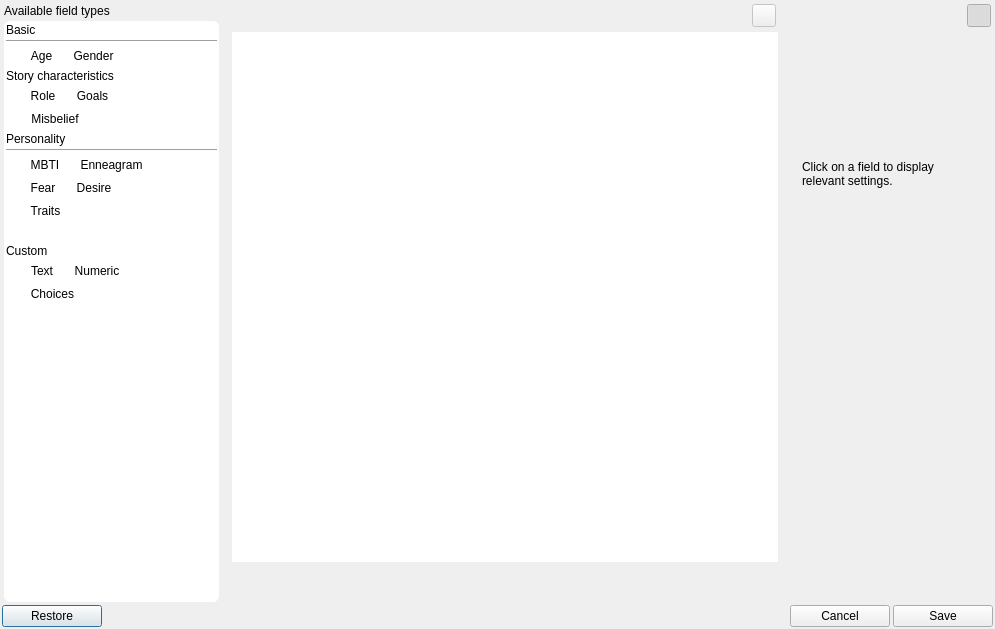
Qt form ui/character_profile_editor_dialog.ui (zkovari/plotlyst) before a commit.
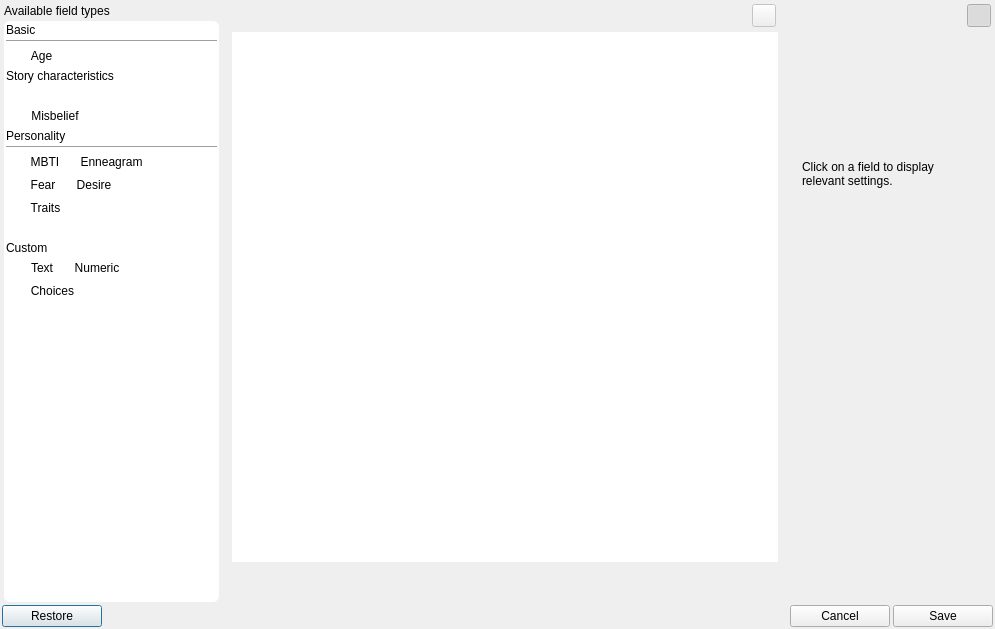
The same form after that commit. Custom widgets are drawn as their Qt base class.

Commit message:
Renovate character editor (#279)
* Renovate character editor

* new name

* Remove name template field

* Separate genders from template

* remove old goals template field

* Autoupdate avatar initial when the name is typed

* Separate avatar from template

* fix some tests

* fix some tests

* separate role from template

```diff
--- a/ui/character_profile_editor_dialog.ui
+++ b/ui/character_profile_editor_dialog.ui
@@ -146,25 +146,6 @@
               </property>
              </widget>
             </item>
-            <item>
-             <widget class="QToolButton" name="btnGender">
-              <property name="cursor">
-               <cursorShape>OpenHandCursor</cursorShape>
-              </property>
-              <property name="text">
-               <string>Gender</string>
-              </property>
-              <property name="iconSize">
-               <size>
-                <width>24</width>
-                <height>24</height>
-               </size>
-              </property>
-              <property name="toolButtonStyle">
-               <enum>Qt::ToolButtonTextUnderIcon</enum>
-              </property>
-             </widget>
-            </item>
             <item>
              <spacer name="horizontalSpacer_2">
               <property name="orientation">
@@ -208,44 +189,6 @@
               </property>
              </spacer>
             </item>
-            <item>
-             <widget class="QToolButton" name="btnRole">
-              <property name="cursor">
-               <cursorShape>OpenHandCursor</cursorShape>
-              </property>
-              <property name="text">
-               <string>Role</string>
-              </property>
-              <property name="iconSize">
-               <size>
-                <width>24</width>
-                <height>24</height>
-               </size>
-              </property>
-              <property name="toolButtonStyle">
-               <enum>Qt::ToolButtonTextUnderIcon</enum>
-              </property>
-             </widget>
-            </item>
-            <item>
-             <widget class="QToolButton" name="btnGoal">
-              <property name="cursor">
-               <cursorShape>OpenHandCursor</cursorShape>
-              </property>
-              <property name="text">
-               <string>Goals</string>
-              </property>
-              <property name="iconSize">
-               <size>
-                <width>24</width>
-                <height>24</height>
-               </size>
-              </property>
-              <property name="toolButtonStyle">
-               <enum>Qt::ToolButtonTextUnderIcon</enum>
-              </property>
-             </widget>
-            </item>
             <item>
              <spacer name="horizontalSpacer_9">
               <property name="orientation">
```
The commit also changes 27 other files.
